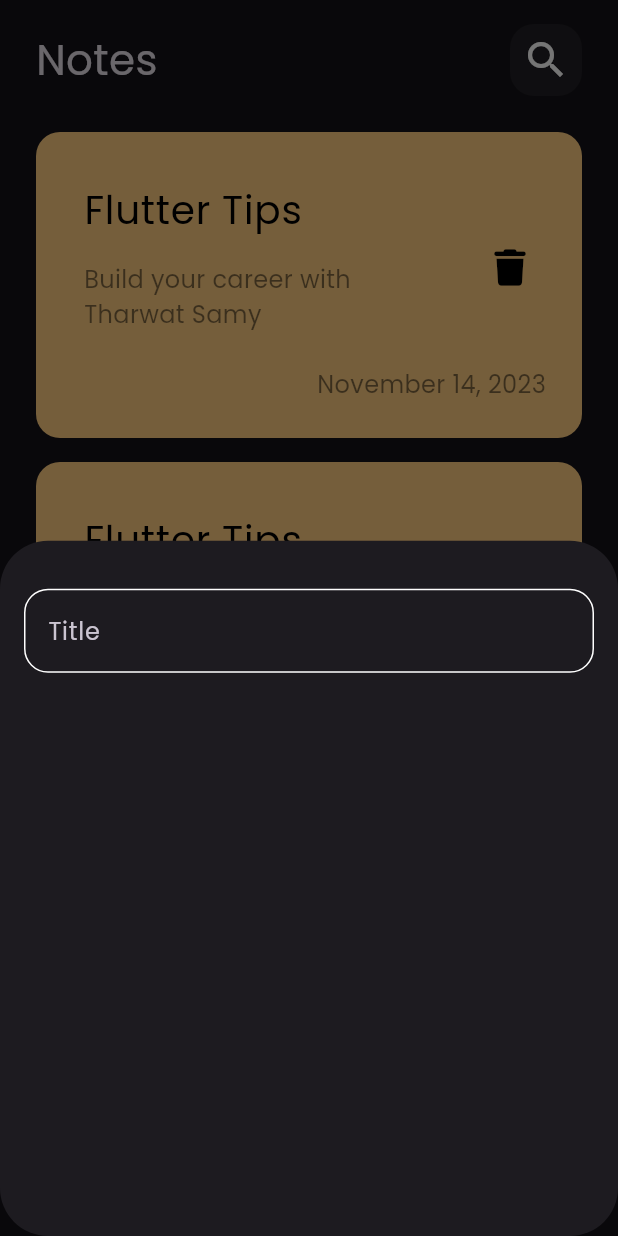
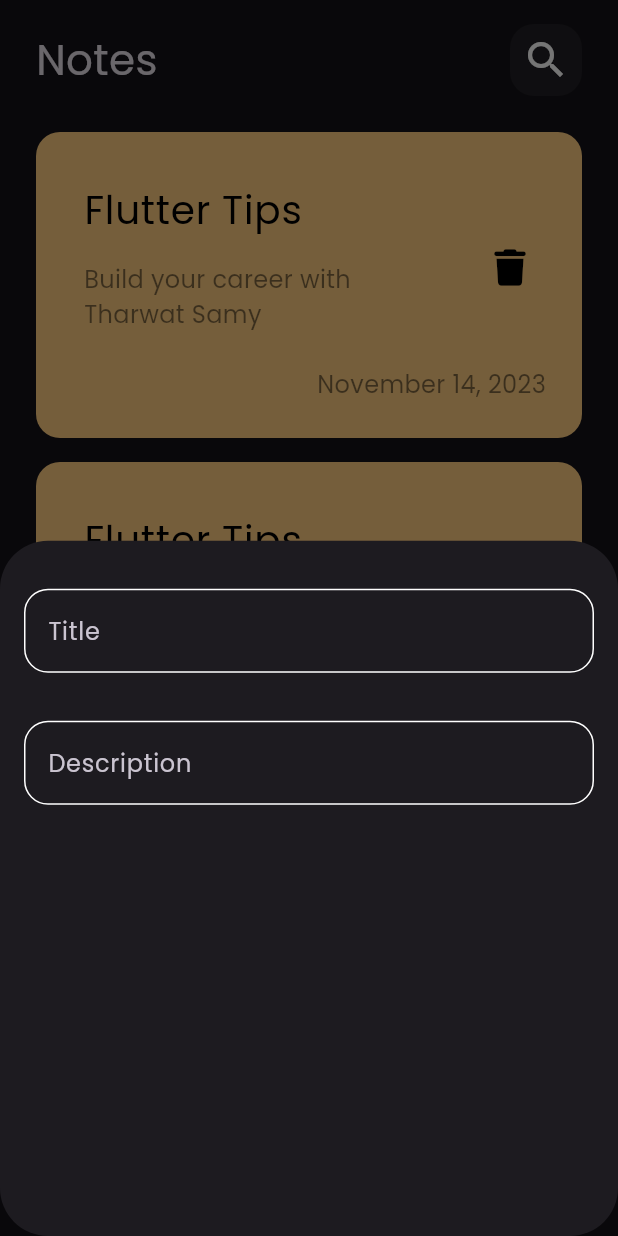
Before and after one commit to YoussefHabib97/notes_app_hive, a Flutter app: the screen it shows after launch, after a tap on the "add" icon, on a phone screen of 412 x 824 dp. Run offline on Flutter 3.47's test engine with Material 2 defaults, Android fonts, the phone set to English and light mode, and no system bars; our stand-ins replace font_awesome_flutter.

Commit message:
Added textfields to bottom sheet

```diff
--- a/lib/views/widgets/add_note_bottom_sheet.dart
+++ b/lib/views/widgets/add_note_bottom_sheet.dart
@@ -7,14 +7,21 @@ class AddNoteBottomSheet extends StatelessWidget {
 
   @override
   Widget build(BuildContext context) {
-    return Padding(
+    return const Padding(
       padding: EdgeInsets.symmetric(
         horizontal: 16,
         vertical: 32,
       ),
       child: Column(
         children: [
-          CustomTextField(),
+          CustomTextField(hintText: "Title"),
+          SizedBox(
+            height: 32,
+          ),
+          CustomTextField(
+            hintText: "Description",
+            maxLines: 5,
+          ),
         ],
       ),
     );
--- a/lib/views/widgets/custom_text_field.dart
+++ b/lib/views/widgets/custom_text_field.dart
@@ -2,14 +2,22 @@ import 'package:flutter/material.dart';
 import 'package:notes_app/constants.dart';
 
 class CustomTextField extends StatelessWidget {
-  const CustomTextField({super.key});
+  const CustomTextField({
+    super.key,
+    required this.hintText,
+    this.maxLines = 1,
+  });
+
+  final String hintText;
+  final int maxLines;
 
   @override
   Widget build(BuildContext context) {
     return TextField(
       cursorColor: kPrimaryColor,
       decoration: InputDecoration(
-        hintText: "Title",
+        hintText: hintText,
+        hintMaxLines: maxLines,
         border: buildBorder(),
         enabledBorder: buildBorder(),
         focusedBorder: buildBorder(kPrimaryColor),
```
